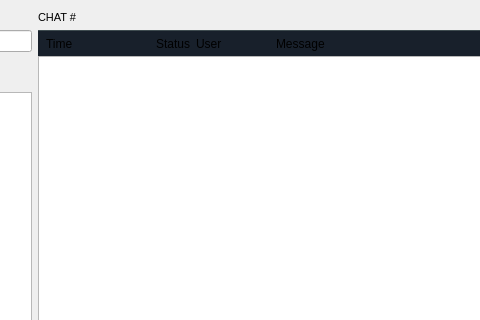
Before: the Qt Designer form BlockSettleUILib/ChatWidget.ui in BlockSettle/terminal, drawn with Qt 5; both pictures show x 168 to 648 and y 0 to 320 of the 1006 by 666 pixel window.
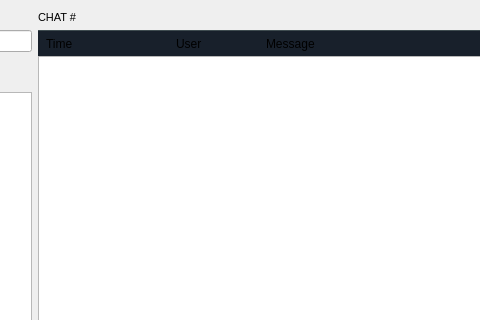
After: the same form once the commit is applied. Custom widgets are drawn as their Qt base class.

Commit message: Change width of Chat messages columns

```diff
--- a/BlockSettleUILib/ChatWidget.ui
+++ b/BlockSettleUILib/ChatWidget.ui
@@ -434,12 +434,12 @@
                      </property>
                      <property name="minimumSize">
                       <size>
-                       <width>40</width>
+                       <width>20</width>
                        <height>0</height>
                       </size>
                      </property>
                      <property name="text">
-                      <string>Status</string>
+                      <string/>
                      </property>
                     </widget>
                    </item>
@@ -453,7 +453,7 @@
                      </property>
                      <property name="minimumSize">
                       <size>
-                       <width>80</width>
+                       <width>90</width>
                        <height>0</height>
                       </size>
                      </property>
```
The commit also changes 1 other file.
